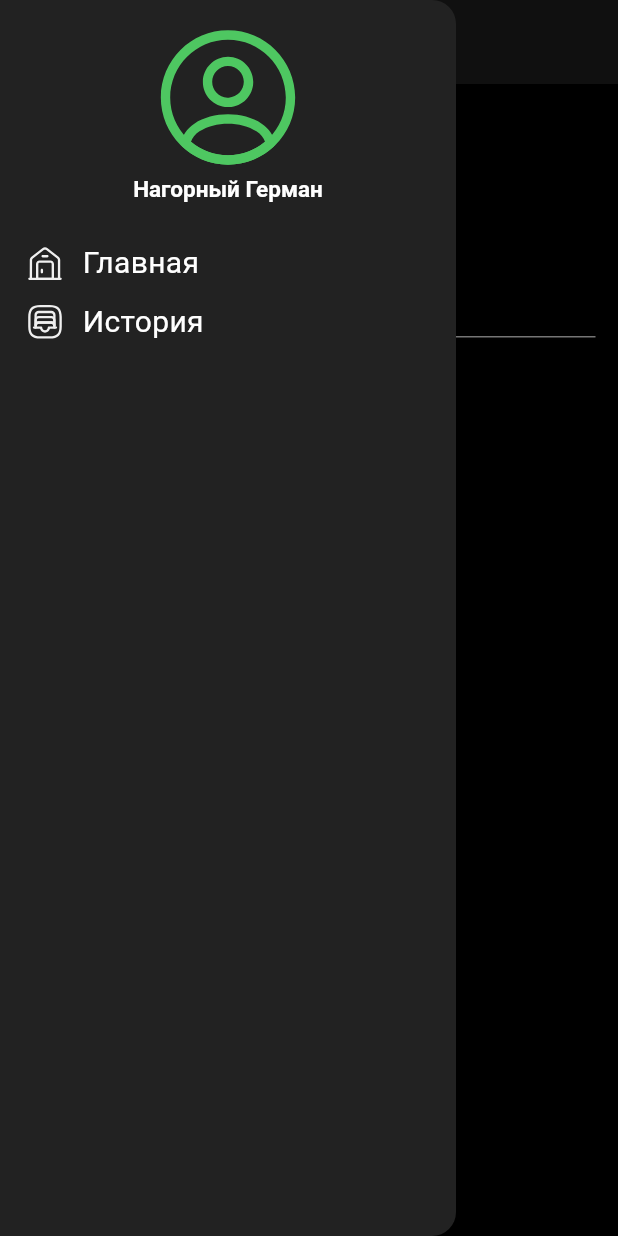
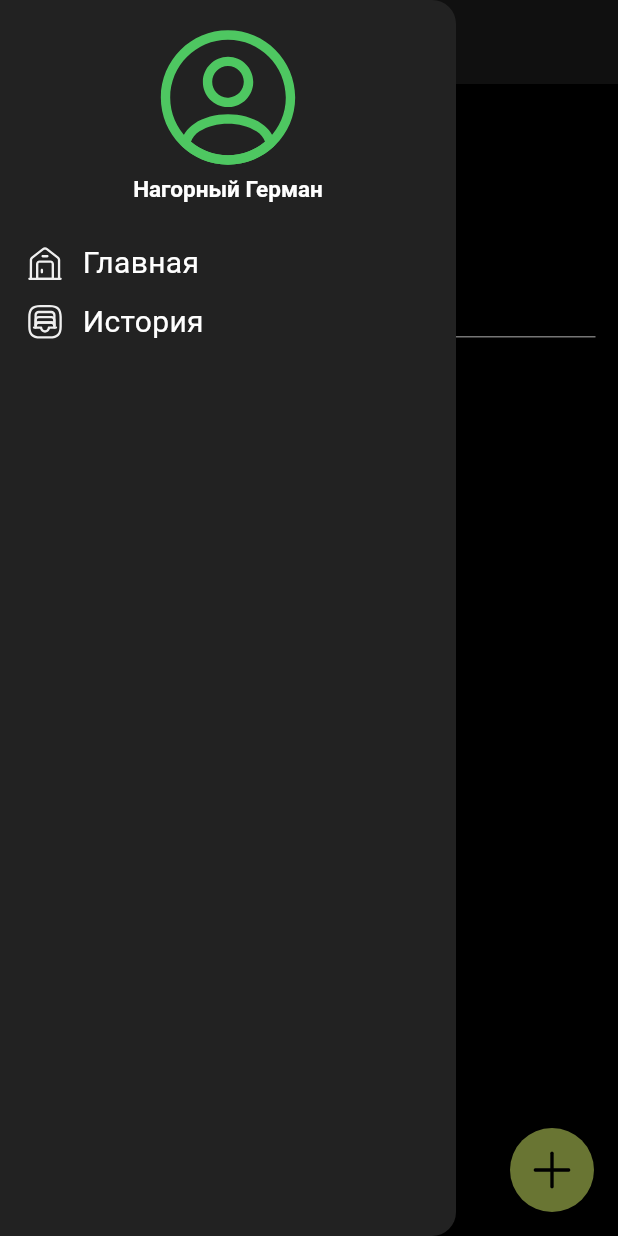
Before and after one commit to sadovnic13/bigi_2.0, a Flutter app: the screen it shows after launch, with the side drawer open, on a phone screen of 412 x 824 dp. Run offline on Flutter 3.47's test engine with Material 3 defaults, Android fonts, the phone set to English and light mode, and no system bars; our stand-ins replace equatable, flutter_bloc, flutter_svg, supabase_flutter; accounts and stored records are empty; Roboto replaces fonts that are missing (Montserrat); project files that could hold a hidden picture were left out.

Commit message:
rebuild screen transitions and addition of the bottomSheet has begun

```diff
--- a/lib/design/colors.dart
+++ b/lib/design/colors.dart
@@ -11,3 +11,5 @@ const Color failColor = Color(0xFFFFFFFF);
 const Color backgroundColor = Color(0xFF000000);
 
 const Color surfaceColor = Color(0xFF222222);
+
+const Color floatingColor = Color(0xFFE5FF70);
--- a/lib/design/images.dart
+++ b/lib/design/images.dart
@@ -6,6 +6,7 @@ final SvgPicture card_add = SvgPicture.asset('assets/images/card_add.svg');
 final SvgPicture chart = SvgPicture.asset('assets/images/chart.svg');
 final SvgPicture house_2 = SvgPicture.asset('assets/images/house_2.svg');
 final SvgPicture moneys = SvgPicture.asset('assets/images/moneys.svg');
+final SvgPicture plus = SvgPicture.asset('assets/images/plus.svg');
 final SvgPicture profile_circle = SvgPicture.asset('assets/images/profile_circle.svg');
 final SvgPicture receipt_2 = SvgPicture.asset(
   'assets/images/receipt_2.svg',
--- a/lib/features/history_page/bloc/filter/filter_bloc.dart
+++ b/lib/features/history_page/bloc/filter/filter_bloc.dart
@@ -1,6 +1,4 @@
-import 'dart:math';
 
-import 'package:flutter/material.dart';
 import 'package:flutter_bloc/flutter_bloc.dart';
 
 import '../../../../repositories/repositories.dart';
--- a/lib/features/history_page/view/history_page_screen.dart
+++ b/lib/features/history_page/view/history_page_screen.dart
@@ -85,7 +85,7 @@ class _HistoryPageScreenState extends State<HistoryPageScreen> {
                         bloc: _filterBloc,
                         builder: (context, state) {
                           if (state is FilterLoaded) {
-                            if (state.historyRecords.isEmpty) return EmptyHistory();
+                            if (state.historyRecords.isEmpty) return const EmptyHistory();
                             groupByDate = groupBy(state.historyRecords, (obj) => obj.date);
                             List<Widget> widgets = [];
                             List<String> months = [
--- a/lib/features/home_page/view/homepage_screen.dart
+++ b/lib/features/home_page/view/homepage_screen.dart
@@ -33,6 +33,12 @@ class _HomePageScreenState extends State<HomePageScreen> {
         ),
       ),
       drawer: const SideMenu(),
+      floatingActionButton: BlocBuilder<HomepageBloc, HomepageState>(
+        bloc: _homepageBloc,
+        builder: (context, state) {
+          return state is HomepageLoaded ? AddButton() : SizedBox();
+        },
+      ),
       body: BlocBuilder<HomepageBloc, HomepageState>(
         bloc: _homepageBloc,
         builder: (context, state) {
@@ -43,7 +49,7 @@ class _HomePageScreenState extends State<HomePageScreen> {
               },
               child: SingleChildScrollView(
                 padding: const EdgeInsets.symmetric(vertical: 15),
-                physics: AlwaysScrollableScrollPhysics(),
+                physics: const AlwaysScrollableScrollPhysics(),
                 child: Column(
                   crossAxisAlignment: CrossAxisAlignment.start,
                   children: [
--- /dev/null
+++ b/lib/features/widgets_common/bottom_sheet/addition_button.dart
@@ -0,0 +1,29 @@
+import 'package:flutter/material.dart';
+
+import '../../../design/design.dart';
+import '../widgets_common.dart';
+
+class AddButton extends StatelessWidget {
+  const AddButton({super.key});
+
+  @override
+  Widget build(BuildContext context) {
+    return FloatingActionButton(
+      shape: const RoundedRectangleBorder(
+        borderRadius: BorderRadius.all(Radius.circular(150)),
+      ),
+      backgroundColor: floatingColor,
+      onPressed: () {
+        showModalBottomSheet(
+            context: context,
+            builder: (context) {
+              return AdditionForm();
+            });
+      },
+      child: SizedBox(
+        height: 25,
+        child: plus,
+      ),
+    );
+  }
+}
--- /dev/null
+++ b/lib/features/widgets_common/bottom_sheet/bottom_sheet.dart
@@ -0,0 +1,2 @@
+export 'addition_button.dart';
+export 'addition_form.dart';
--- a/lib/features/widgets_common/widgets_common.dart
+++ b/lib/features/widgets_common/widgets_common.dart
@@ -3,3 +3,4 @@ export 'load_circular.dart';
 export 'failure_message.dart';
 export 'side_menu.dart';
 export 'empty_history.dart';
+export 'bottom_sheet/bottom_sheet.dart';
```
Also changed, not shown: lib/features/bill_page/view/bill_page_screen.dart (+7 -1 lines), lib/features/history_page/widgets/bill_chip.dart (+5 -4 lines), lib/features/widgets_common/bottom_sheet/addition_form.dart (added, +20 -0 lines), assets/images/plus.svg (added).
